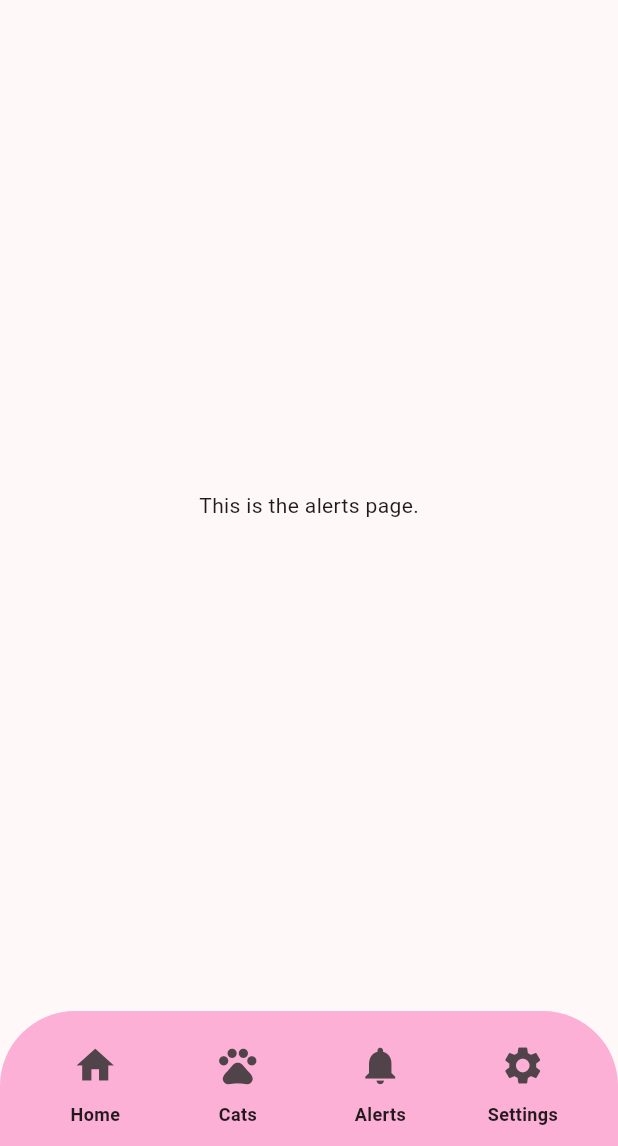
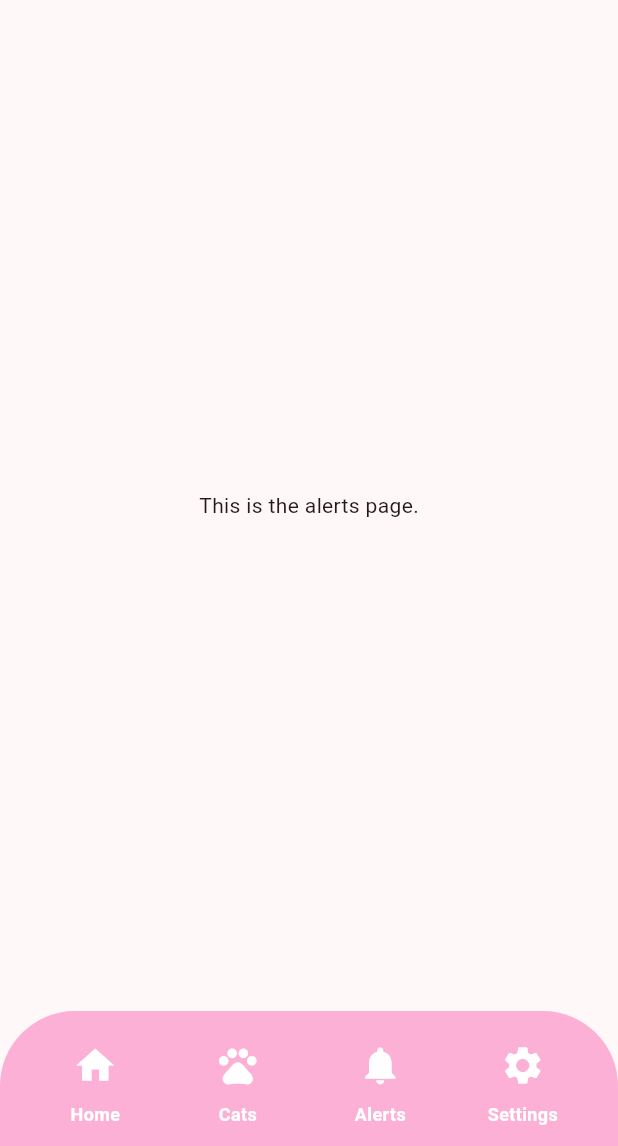
Before and after one commit to puurfectlywired/SmartLitterMatAppV2, a Flutter app: the AlertsPage screen opened directly, on a phone screen of 412 x 824 dp, the part 90-1236 px from its top. Run offline on Flutter 3.47's test engine with Material 3 defaults, Android fonts, the phone set to English and light mode, and no system bars; our stand-ins replace image_picker, video_player.

Commit message:
minor changes

```diff
--- a/lib/main.dart
+++ b/lib/main.dart
@@ -291,7 +291,7 @@ class MyBottomNavBar extends StatelessWidget {
                   icon: const Icon(
                     Icons.home,
                     size: 30,
-                    //color: Colors.white,
+                    color: Colors.white,
                   ),
                   onPressed: () {
                     Navigator.push(
@@ -306,7 +306,7 @@ class MyBottomNavBar extends StatelessWidget {
                 const Text(
                   'Home',
                   style: TextStyle(
-                    //color: Colors.white,
+                    color: Colors.white,
                     fontSize: 12,
                     fontWeight: FontWeight.bold,
                   ),
@@ -322,7 +322,7 @@ class MyBottomNavBar extends StatelessWidget {
                   icon: const Icon(
                     Icons.pets,
                     size: 30,
-                    //color: Colors.white,
+                    color: Colors.white,
                   ),
                   onPressed: () {
                     Navigator.push(
@@ -337,7 +337,7 @@ class MyBottomNavBar extends StatelessWidget {
                 const Text(
                   'Cats',
                   style: TextStyle(
-                    //color: Colors.white,
+                    color: Colors.white,
                     fontSize: 12,
                     fontWeight: FontWeight.bold,
                   ),
@@ -353,7 +353,7 @@ class MyBottomNavBar extends StatelessWidget {
                   icon: const Icon(
                     Icons.notifications,
                     size: 30,
-                    //color: Colors.white,
+                    color: Colors.white,
                   ),
                   onPressed: () {
                     Navigator.push(
@@ -368,7 +368,7 @@ class MyBottomNavBar extends StatelessWidget {
                 const Text(
                   'Alerts',
                   style: TextStyle(
-                    //color: Colors.white,
+                    color: Colors.white,
                     fontSize: 12,
                     fontWeight: FontWeight.bold,
                   ),
@@ -384,7 +384,7 @@ class MyBottomNavBar extends StatelessWidget {
                   icon: const Icon(
                     Icons.settings,
                     size: 30,
-                    //color: Colors.white,
+                    color: Colors.white,
                   ),
                   onPressed: () {
                     Navigator.push(
@@ -399,7 +399,7 @@ class MyBottomNavBar extends StatelessWidget {
                 const Text(
                   'Settings',
                   style: TextStyle(
-                    //color: Colors.white,
+                    color: Colors.white,
                     fontSize: 12,
                     fontWeight: FontWeight.bold,
                   ),
@@ -631,8 +631,9 @@ Widget build(BuildContext context) {
 
 
 
+/////////////////////////////////////GLOBAL VARIABLES///////////////////////////////////
 
-
+//WEIGHT CONTROL
 //default weight unit
 String weightUnit = 'kg';
 
@@ -664,7 +665,7 @@ Widget build(BuildContext context) {
 
 
 
-
+//PROFILE CONTROL
  List<CatProfile> catProfiles = []; // Example list of cat profiles
 
 class CatProfile {
```
Lines whose indentation alone changed are shown as unchanged.
